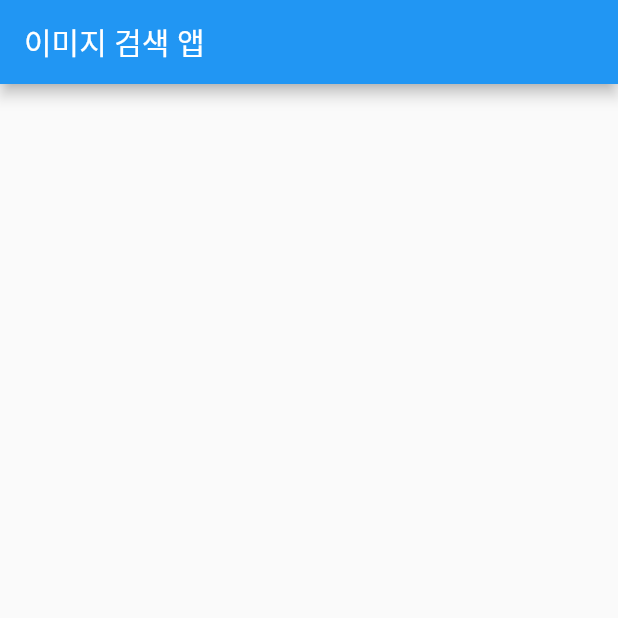
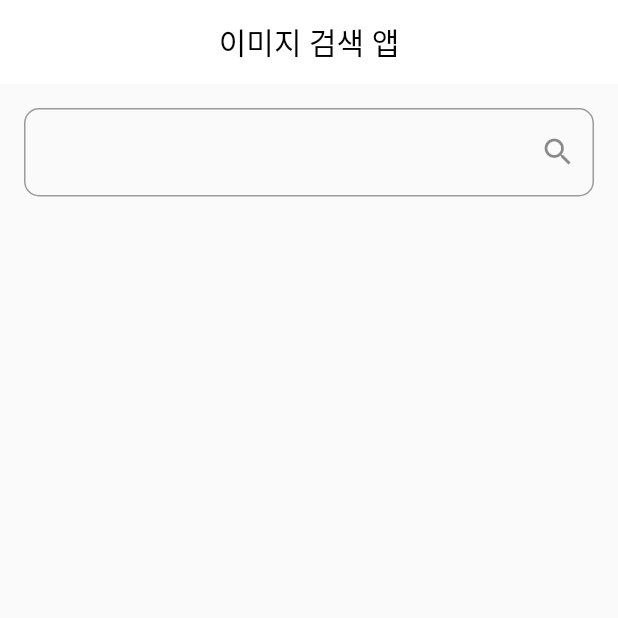
Before and after one commit to yso009/image_search, a Flutter app: the screen it shows after launch, on a phone screen of 412 x 824 dp, the top half of it. Run offline on Flutter 3.47's test engine with Material 2 defaults, Android fonts, the phone set to English and light mode, and no system bars.

Commit message:
searchForm 생성

```diff
--- a/lib/ui/home_screen.dart
+++ b/lib/ui/home_screen.dart
@@ -8,10 +8,30 @@ class HomeScreen extends StatelessWidget {
   Widget build(BuildContext context) {
     return Scaffold(
       appBar: AppBar(
-        title: const Text('이미지 검색 앱'),
+        centerTitle: true,
+        title: const Text(
+          '이미지 검색 앱',
+          style: TextStyle(color: Colors.black),
+        ),
+        backgroundColor: Colors.white,
+        elevation: 0.0,
       ),
-      body: Container(
-
+      body: Column(
+        children: [
+          Padding(
+            padding: const EdgeInsets.all(16.0),
+            child: TextField(
+              decoration: InputDecoration(
+                  border: const OutlineInputBorder(
+                    borderRadius: BorderRadius.all(Radius.circular(10.0)),
+                  ),
+                  suffixIcon: IconButton(
+                    onPressed: () {},
+                    icon: const Icon(Icons.search),
+                  )),
+            ),
+          ),
+        ],
       ),
     );
   }
```
